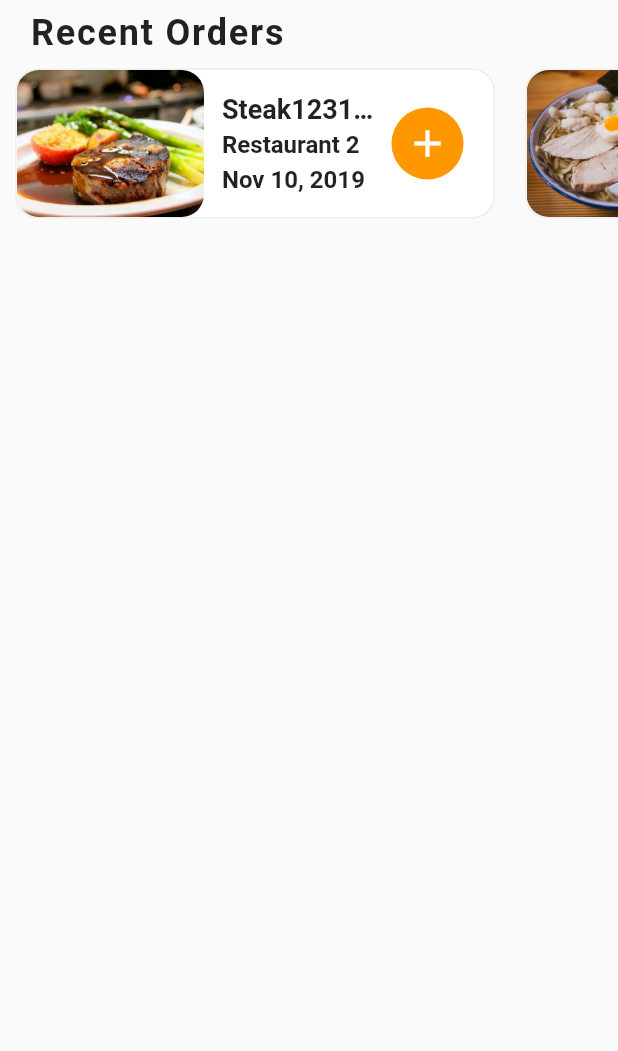
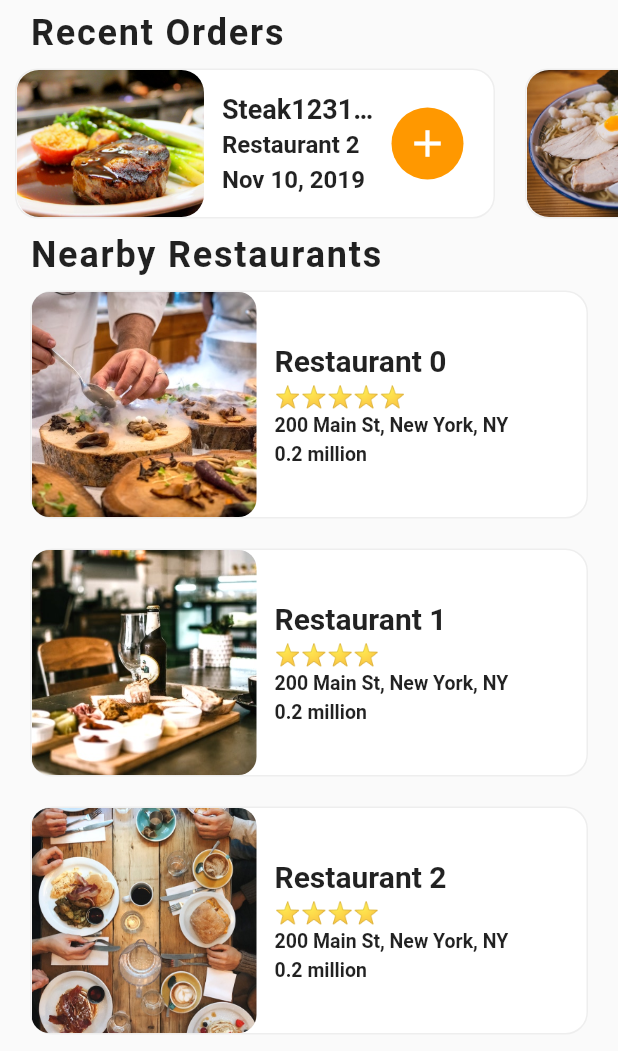
Before and after one commit to hainguyen0066/Flutter-Food-App, a Flutter app: the screen it shows after launch, on a phone screen of 412 x 824 dp, the part 185-1236 px from its top. Run offline on Flutter 3.47's test engine with Material 2 defaults, Android fonts, the phone set to English and light mode, and no system bars.

Commit message:
commit update ratting start

```diff
--- a/lib/screens/home_screen.dart
+++ b/lib/screens/home_screen.dart
@@ -1,5 +1,7 @@
 import 'package:flutter/material.dart';
 import 'package:foodapp/data/data.dart';
+import 'package:foodapp/models/restaurant.dart';
+import 'package:foodapp/widgets/ratting_starts.dart';
 import 'package:foodapp/widgets/recent_orders.dart';
 
 class HomeScreen extends StatefulWidget {
@@ -11,6 +13,76 @@ class HomeScreen extends StatefulWidget {
 
 class _HomeScreenState extends State<HomeScreen> {
   @override
+  _buildRestaurants() {
+      List<Widget> restaurantList = [];
+      restaurants.forEach((Restaurant restaurant) {
+          restaurantList.add(
+            Container(
+              margin: EdgeInsets.symmetric(horizontal: 20, vertical: 10),
+              decoration: BoxDecoration(
+                color: Colors.white,
+                borderRadius: BorderRadius.circular(15),
+                border: Border.all(
+                  width: 1.0,
+                  color: Colors.grey.shade200
+                )
+              ),
+              child: Row(
+                children: [
+                  ClipRRect(
+                    borderRadius: BorderRadius.circular(12.0),
+                    child: Image(
+                      image: AssetImage(restaurant.imageUrl),
+                      width: 150,
+                      height: 150,
+                      fit: BoxFit.cover,
+                    ),
+                  ),
+                  Container(
+                    margin: EdgeInsets.all(12.0),
+                    child: Column(
+                      crossAxisAlignment: CrossAxisAlignment.start,
+                      mainAxisAlignment: MainAxisAlignment.center,
+                      children: [
+                        Text(
+                          restaurant.name,
+                          style: TextStyle(
+                            fontSize: 20.0,
+                            fontWeight: FontWeight.bold
+                          ),
+                          overflow: TextOverflow.ellipsis,
+                        ),
+                        SizedBox(height: 4.0,),
+                        RattingStart(restaurant.rating),
+                        SizedBox(height: 4.0,),
+                        Text(
+                          restaurant.address,
+                          style: TextStyle(
+                              fontSize: 13.0,
+                              fontWeight: FontWeight.bold
+                          ),
+                        ),
+                        SizedBox(height: 4.0,),
+                        Text(
+                          '0.2 million',
+                          style: TextStyle(
+                              fontSize: 13.0,
+                              fontWeight: FontWeight.bold
+                          ),
+                        )
+                      ],
+                    ),
+                  )
+                ],
+              ),
+            )
+          );
+      });
+      return Column(
+        children: restaurantList,
+      );
+  }
+
   Widget build(BuildContext context) {
     return Scaffold(
       appBar: AppBar(
@@ -56,7 +128,24 @@ class _HomeScreenState extends State<HomeScreen> {
               ),
             ),
           ),
-          RecentOrder()
+          RecentOrder(),
+          Column(
+            crossAxisAlignment: CrossAxisAlignment.start,
+            children: [
+              Padding(
+                padding: const EdgeInsets.symmetric(horizontal: 20.0),
+                child: Text(
+                  'Nearby Restaurants',
+                  style: TextStyle(
+                    fontSize: 24.0,
+                    fontWeight: FontWeight.bold,
+                    letterSpacing: 1.2
+                  ),
+                ),
+              ),
+              _buildRestaurants()
+            ],
+          )
         ],
       ),
     );
--- /dev/null
+++ b/lib/widgets/ratting_starts.dart
@@ -0,0 +1,18 @@
+import 'package:flutter/material.dart';
+
+class RattingStart extends StatelessWidget {
+
+  final int ratting;
+
+  const RattingStart(this.ratting, {Key? key}) : super(key: key);
+
+  @override
+  Widget build(BuildContext context) {
+    String start = '';
+    for(int i = 0; i < ratting; i++) {
+      start += '⭐';
+    }
+    start.trim();
+    return Text(start);
+  }
+}
```
